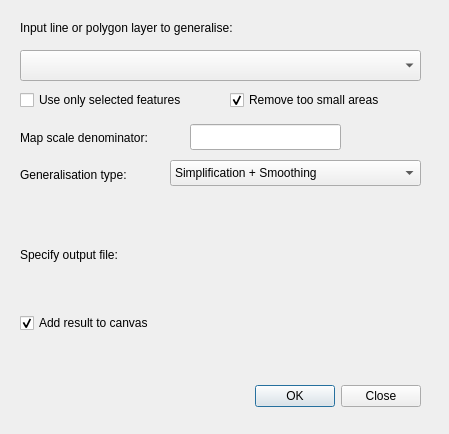
Above: cartolinegen/cartolinegen_dialog_base.ui from dtutic/CartoLineGen before the change. Below: the same form after it.
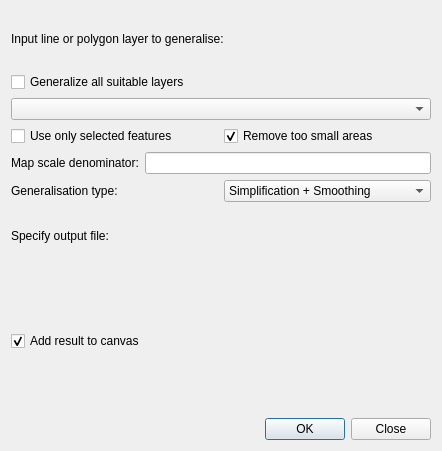
That is the form after the change. Custom widgets are drawn as their Qt base class.

Commit message: Add option to generalize all suitable layers

```diff
--- a/cartolinegen/cartolinegen_dialog_base.ui
+++ b/cartolinegen/cartolinegen_dialog_base.ui
@@ -6,211 +6,148 @@
    <rect>
     <x>0</x>
     <y>0</y>
-    <width>449</width>
-    <height>434</height>
+    <width>442</width>
+    <height>451</height>
    </rect>
   </property>
   <property name="windowTitle">
    <string>Cartographic Line Generalisation - CartoLineGen</string>
   </property>
-  <widget class="QDialogButtonBox" name="button_box">
-   <property name="geometry">
-    <rect>
-     <x>80</x>
-     <y>380</y>
-     <width>341</width>
-     <height>32</height>
-    </rect>
-   </property>
-   <property name="orientation">
-    <enum>Qt::Horizontal</enum>
-   </property>
-   <property name="standardButtons">
-    <set>QDialogButtonBox::Close|QDialogButtonBox::Ok</set>
-   </property>
-  </widget>
-  <widget class="QLabel" name="label">
-   <property name="geometry">
-    <rect>
-     <x>20</x>
-     <y>20</y>
-     <width>401</width>
-     <height>16</height>
-    </rect>
-   </property>
-   <property name="text">
-    <string>Input line or polygon layer to generalise:</string>
-   </property>
-  </widget>
-  <widget class="QLabel" name="label_2">
-   <property name="geometry">
-    <rect>
-     <x>20</x>
-     <y>130</y>
-     <width>171</width>
-     <height>16</height>
-    </rect>
-   </property>
-   <property name="text">
-    <string>Map scale denominator:</string>
-   </property>
-  </widget>
-  <widget class="QLineEdit" name="dlg_scale">
-   <property name="geometry">
-    <rect>
-     <x>190</x>
-     <y>124</y>
-     <width>151</width>
-     <height>26</height>
-    </rect>
-   </property>
-  </widget>
-  <widget class="QCheckBox" name="dlg_selected">
-   <property name="geometry">
-    <rect>
-     <x>20</x>
-     <y>90</y>
-     <width>191</width>
-     <height>20</height>
-    </rect>
-   </property>
-   <property name="text">
-    <string>Use only selected features</string>
-   </property>
-  </widget>
-  <widget class="QCheckBox" name="dlg_add">
-   <property name="enabled">
-    <bool>true</bool>
-   </property>
-   <property name="geometry">
-    <rect>
-     <x>20</x>
-     <y>313</y>
-     <width>151</width>
-     <height>20</height>
-    </rect>
-   </property>
-   <property name="text">
-    <string>Add result to canvas</string>
-   </property>
-   <property name="checked">
-    <bool>true</bool>
-   </property>
-  </widget>
-  <widget class="QLabel" name="label_3">
-   <property name="geometry">
-    <rect>
-     <x>20</x>
-     <y>247</y>
-     <width>251</width>
-     <height>16</height>
-    </rect>
-   </property>
-   <property name="text">
-    <string>Specify output file:</string>
-   </property>
-  </widget>
-  <widget class="QCheckBox" name="dlg_remove_small">
-   <property name="geometry">
-    <rect>
-     <x>230</x>
-     <y>90</y>
-     <width>191</width>
-     <height>20</height>
-    </rect>
-   </property>
-   <property name="text">
-    <string>Remove too small areas</string>
-   </property>
-   <property name="checked">
-    <bool>true</bool>
-   </property>
-  </widget>
-  <widget class="QLabel" name="dlg_warning">
-   <property name="geometry">
-    <rect>
-     <x>20</x>
-     <y>350</y>
-     <width>401</width>
-     <height>16</height>
-    </rect>
-   </property>
-   <property name="font">
-    <font>
-     <weight>75</weight>
-     <bold>true</bold>
-    </font>
-   </property>
-   <property name="text">
-    <string/>
-   </property>
-  </widget>
-  <widget class="QComboBox" name="dlg_type">
-   <property name="geometry">
-    <rect>
-     <x>170</x>
-     <y>160</y>
-     <width>251</width>
-     <height>26</height>
-    </rect>
-   </property>
+  <layout class="QVBoxLayout" name="verticalLayout_2">
    <item>
-    <property name="text">
-     <string>Simplification + Smoothing</string>
-    </property>
+    <widget class="QLabel" name="label">
+     <property name="text">
+      <string>Input line or polygon layer to generalise:</string>
+     </property>
+    </widget>
    </item>
    <item>
-    <property name="text">
-     <string>Simplification</string>
-    </property>
+    <widget class="QCheckBox" name="cb_all">
+     <property name="text">
+      <string>Generalize all suitable layers</string>
+     </property>
+    </widget>
    </item>
    <item>
-    <property name="text">
-     <string>Smoothing</string>
-    </property>
+    <widget class="QComboBox" name="dlg_layer"/>
    </item>
    <item>
-    <property name="text">
-     <string>Orthogonal Segments</string>
-    </property>
+    <layout class="QHBoxLayout" name="horizontalLayout">
+     <item>
+      <widget class="QCheckBox" name="dlg_selected">
+       <property name="text">
+        <string>Use only selected features</string>
+       </property>
+      </widget>
+     </item>
+     <item>
+      <widget class="QCheckBox" name="dlg_remove_small">
+       <property name="text">
+        <string>Remove too small areas</string>
+       </property>
+       <property name="checked">
+        <bool>true</bool>
+       </property>
+      </widget>
+     </item>
+    </layout>
    </item>
-  </widget>
-  <widget class="QLabel" name="label_4">
-   <property name="geometry">
-    <rect>
-     <x>20</x>
-     <y>160</y>
-     <width>141</width>
-     <height>30</height>
-    </rect>
-   </property>
-   <property name="text">
-    <string>Generalisation type:</string>
-   </property>
-  </widget>
-  <widget class="QComboBox" name="dlg_layer">
-   <property name="geometry">
-    <rect>
-     <x>20</x>
-     <y>50</y>
-     <width>401</width>
-     <height>31</height>
-    </rect>
-   </property>
-  </widget>
-  <widget class="QgsFileWidget" name="dlg_file">
-   <property name="geometry">
-    <rect>
-     <x>20</x>
-     <y>270</y>
-     <width>401</width>
-     <height>44</height>
-    </rect>
-   </property>
-   <property name="storageMode">
-    <enum>QgsFileWidget::SaveFile</enum>
-   </property>
-  </widget>
+   <item>
+    <layout class="QHBoxLayout" name="horizontalLayout_2">
+     <item>
+      <widget class="QLabel" name="label_2">
+       <property name="text">
+        <string>Map scale denominator:</string>
+       </property>
+      </widget>
+     </item>
+     <item>
+      <widget class="QLineEdit" name="dlg_scale"/>
+     </item>
+    </layout>
+   </item>
+   <item>
+    <layout class="QHBoxLayout" name="horizontalLayout_3">
+     <item>
+      <widget class="QLabel" name="label_4">
+       <property name="text">
+        <string>Generalisation type:</string>
+       </property>
+      </widget>
+     </item>
+     <item>
+      <widget class="QComboBox" name="dlg_type">
+       <item>
+        <property name="text">
+         <string>Simplification + Smoothing</string>
+        </property>
+       </item>
+       <item>
+        <property name="text">
+         <string>Simplification</string>
+        </property>
+       </item>
+       <item>
+        <property name="text">
+         <string>Smoothing</string>
+        </property>
+       </item>
+       <item>
+        <property name="text">
+         <string>Orthogonal Segments</string>
+        </property>
+       </item>
+      </widget>
+     </item>
+    </layout>
+   </item>
+   <item>
+    <widget class="QLabel" name="label_3">
+     <property name="text">
+      <string>Specify output file:</string>
+     </property>
+    </widget>
+   </item>
+   <item>
+    <widget class="QgsFileWidget" name="dlg_file"/>
+   </item>
+   <item>
+    <widget class="QCheckBox" name="dlg_add">
+     <property name="enabled">
+      <bool>true</bool>
+     </property>
+     <property name="text">
+      <string>Add result to canvas</string>
+     </property>
+     <property name="checked">
+      <bool>true</bool>
+     </property>
+    </widget>
+   </item>
+   <item>
+    <widget class="QLabel" name="dlg_warning">
+     <property name="font">
+      <font>
+       <weight>75</weight>
+       <bold>true</bold>
+      </font>
+     </property>
+     <property name="text">
+      <string/>
+     </property>
+    </widget>
+   </item>
+   <item>
+    <widget class="QDialogButtonBox" name="button_box">
+     <property name="orientation">
+      <enum>Qt::Horizontal</enum>
+     </property>
+     <property name="standardButtons">
+      <set>QDialogButtonBox::Close|QDialogButtonBox::Ok</set>
+     </property>
+    </widget>
+   </item>
+  </layout>
  </widget>
  <customwidgets>
   <customwidget>
```
The commit also changes 1 other file.
